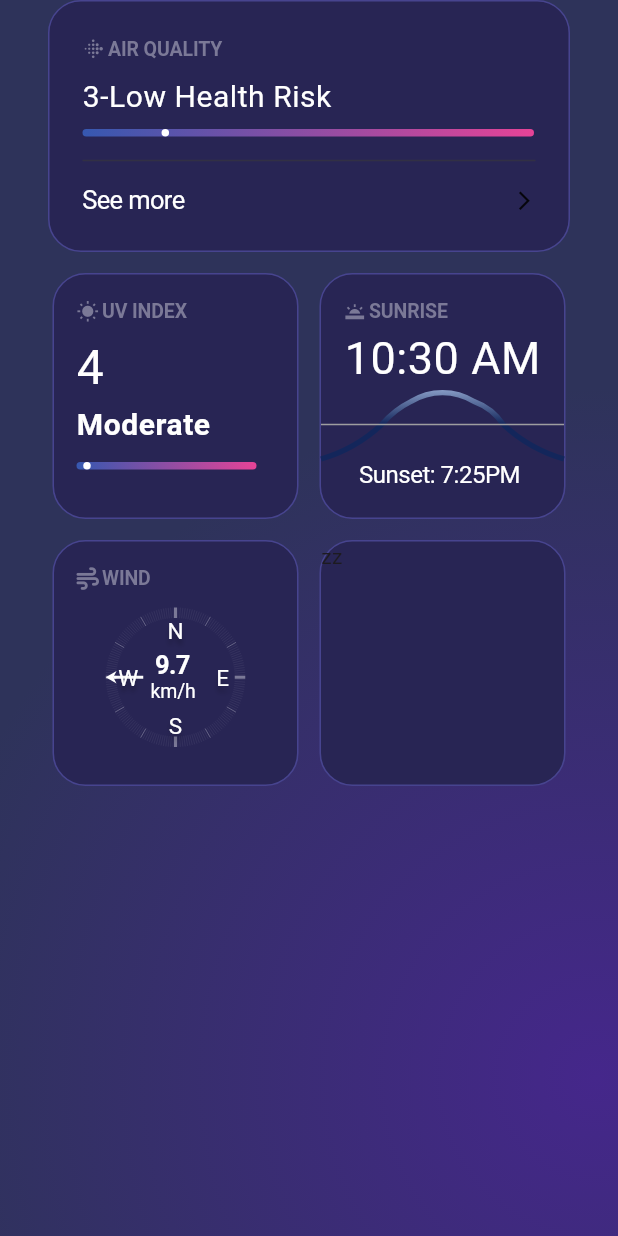
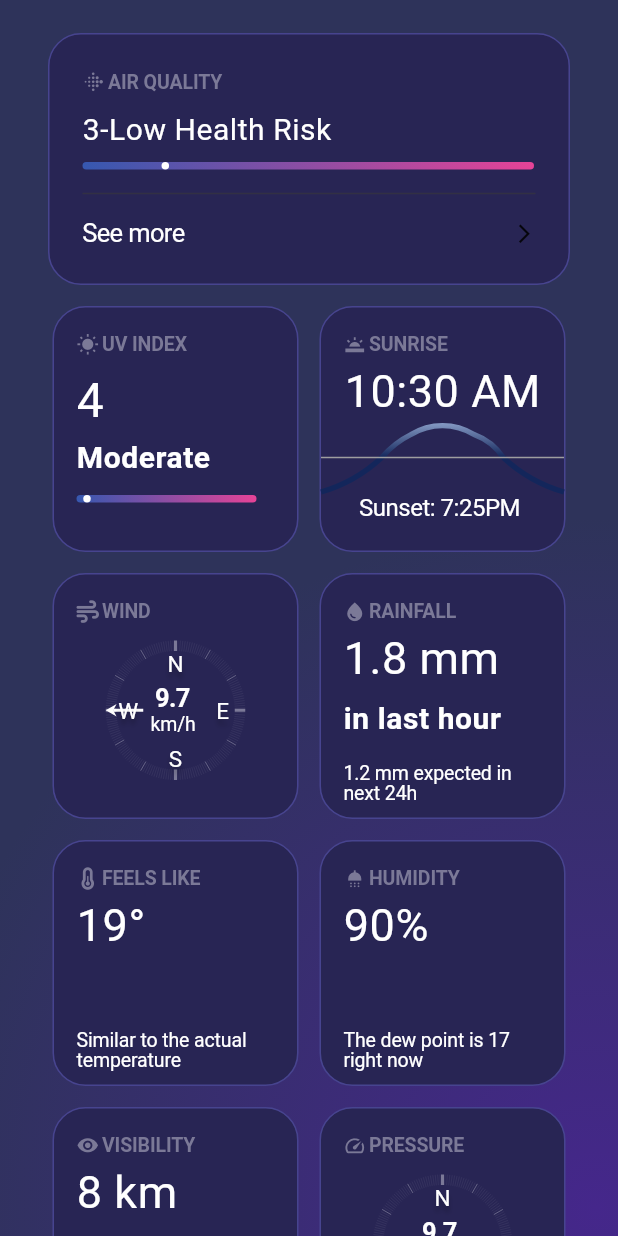
Before and after one commit to IgorsBlagodjors/weather_app, a Flutter app: the screen it shows after launch, on a phone screen of 412 x 824 dp. Run offline on Flutter 3.47's test engine with Material 3 defaults, Android fonts, the phone set to English and light mode, and no system bars; our stand-ins replace font_awesome_flutter; Roboto replaces fonts that are missing (SF Pro Display, SF Pro Text).

Commit message:
working with weather details page

```diff
--- a/lib/presentation/weather_details_page.dart
+++ b/lib/presentation/weather_details_page.dart
@@ -1,9 +1,11 @@
 import 'package:flutter/material.dart';
+import 'package:font_awesome_flutter/font_awesome_flutter.dart';
 import 'package:weather_app/design_system/app_colors.dart';
 import 'package:weather_app/presentation/widgets/air_quality.dart';
+import 'package:weather_app/presentation/widgets/pressure.dart';
 import 'package:weather_app/presentation/widgets/sunrise.dart';
 import 'package:weather_app/presentation/widgets/uv_index.dart';
-import 'package:weather_app/presentation/widgets/weather_details_container.dart';
+import 'package:weather_app/presentation/widgets/weather_details_fixed_size.dart';
 import 'package:weather_app/presentation/widgets/wind.dart';
 
 class WeatherDetailsPage extends StatelessWidget {
@@ -13,7 +15,8 @@ class WeatherDetailsPage extends StatelessWidget {
   Widget build(BuildContext context) {
     return SafeArea(
       child: Scaffold(
-        body: Container(
+        body: SingleChildScrollView(
+          child: Container(
             decoration: BoxDecoration(
               gradient: const RadialGradient(
                 center: Alignment(0.9307, 0.7431),
@@ -38,7 +41,9 @@ class WeatherDetailsPage extends StatelessWidget {
                 ),
               ],
             ),
-          child: const Column(
+            child: const Padding(
+              padding: EdgeInsets.symmetric(vertical: 22),
+              child: Column(
                 crossAxisAlignment: CrossAxisAlignment.center,
                 children: [
                   AirQuality(),
@@ -65,17 +70,58 @@ class WeatherDetailsPage extends StatelessWidget {
                       SizedBox(
                         width: 14,
                       ),
-                  WeatherDetailsContainer(
-                    width: 164,
-                    height: 164,
-                    child: Text('zz'),
+                      WeatherDetailsFixedSize(
+                        title: 'RAINFALL',
+                        titleIcon: Icons.water_drop,
+                        description: '1.2 mm expected in next 24h',
+                        indications: '1.8 mm',
+                        additionalDescription: 'in last hour',
+                      )
+                    ],
                   ),
+                  SizedBox(height: 14),
+                  Row(
+                    mainAxisAlignment: MainAxisAlignment.center,
+                    children: [
+                      WeatherDetailsFixedSize(
+                        titleIcon: FontAwesomeIcons.temperatureHalf,
+                        title: 'FEELS LIKE',
+                        indications: '19°',
+                        description: 'Similar to the actual temperature',
+                      ),
+                      SizedBox(
+                        width: 14,
+                      ),
+                      WeatherDetailsFixedSize(
+                        titleIcon: Icons.shower,
+                        title: 'HUMIDITY',
+                        indications: '90%',
+                        description: 'The dew point is 17 right now',
+                      ),
+                    ],
+                  ),
+                  SizedBox(height: 14),
+                  Row(
+                    mainAxisAlignment: MainAxisAlignment.center,
+                    children: [
+                      WeatherDetailsFixedSize(
+                        titleIcon: Icons.visibility_sharp,
+                        title: 'VISIBILITY',
+                        indications: '8 km',
+                        description: 'Similar to the actual temperature',
+                      ),
+                      SizedBox(
+                        width: 14,
+                      ),
+                      Pressure(),
                     ],
                   ),
                 ],
               ),
             ),
           ),
+        ),
+      ),
     );
   }
 }
--- /dev/null
+++ b/lib/presentation/widgets/pressure.dart
@@ -0,0 +1,46 @@
+import 'package:flutter/material.dart';
+import 'package:weather_app/design_system/app_colors.dart';
+import 'package:weather_app/design_system/app_styles.dart';
+import 'package:weather_app/presentation/widgets/weather_details_container.dart';
+import 'package:weather_app/presentation/widgets/wind.dart';
+
+class Pressure extends StatelessWidget {
+  const Pressure({super.key});
+
+  @override
+  Widget build(BuildContext context) {
+    return WeatherDetailsContainer(
+      width: 164,
+      height: 164,
+      child: Padding(
+        padding: const EdgeInsets.all(15),
+        child: Column(
+          crossAxisAlignment: CrossAxisAlignment.start,
+          children: [
+            Row(
+              children: [
+                const Icon(Icons.speed,
+                    size: 15, color: AppColors.weatherDetailsSubheadline),
+                const SizedBox(
+                  width: 2,
+                ),
+                Text(
+                  'PRESSURE',
+                  style: AppStyles.boldFootnote.copyWith(
+                    color: AppColors.weatherDetailsSubheadline,
+                  ),
+                ),
+              ],
+            ),
+            Center(
+              child: CustomPaint(
+                painter: WindDirectionPainter(degrees: 180),
+                size: const Size(113, 113),
+              ),
+            ),
+          ],
+        ),
+      ),
+    );
+  }
+}
--- /dev/null
+++ b/lib/presentation/widgets/weather_details_fixed_size.dart
@@ -0,0 +1,89 @@
+import 'package:flutter/material.dart';
+import 'package:weather_app/design_system/app_colors.dart';
+import 'package:weather_app/design_system/app_styles.dart';
+import 'package:weather_app/presentation/widgets/weather_details_container.dart';
+
+class WeatherDetailsFixedSize extends StatelessWidget {
+  final String title;
+  final IconData titleIcon;
+  final String description;
+  final String? additionalDescription;
+  final String indications;
+  const WeatherDetailsFixedSize({
+    super.key,
+    required this.title,
+    required this.titleIcon,
+    required this.description,
+    required this.indications,
+    this.additionalDescription,
+  });
+
+  @override
+  Widget build(BuildContext context) {
+    return WeatherDetailsContainer(
+      width: 164,
+      height: 164,
+      child: Padding(
+        padding: const EdgeInsets.only(top: 15, left: 15, right: 15),
+        child: Column(
+          crossAxisAlignment: CrossAxisAlignment.start,
+          children: [
+            Row(
+              children: [
+                Icon(
+                  titleIcon,
+                  color: AppColors.weatherDetailsSubheadline,
+                  size: 15,
+                ),
+                const SizedBox(
+                  width: 2,
+                ),
+                Text(
+                  title,
+                  style: AppStyles.boldFootnote.copyWith(
+                    color: AppColors.weatherDetailsSubheadline,
+                  ),
+                ),
+              ],
+            ),
+            Expanded(
+              child: Text(
+                indications,
+                style: const TextStyle(
+                  fontFamily: 'SF Pro Display',
+                  fontSize: 30,
+                  fontWeight: FontWeight.w400,
+                  letterSpacing: 0.374,
+                  color: AppColors.darkPrimary,
+                ),
+              ),
+            ),
+            additionalDescription != null
+                ? Text(
+                    additionalDescription!,
+                    style: const TextStyle(
+                      fontFamily: 'SF Pro Display',
+                      height: 1.5,
+                      fontSize: 20,
+                      fontWeight: FontWeight.w600,
+                      letterSpacing: 0.38,
+                      color: AppColors.darkPrimary,
+                    ),
+                  )
+                : const SizedBox.shrink(),
+            const SizedBox(
+              height: 15,
+            ),
+            Padding(
+              padding: const EdgeInsets.only(bottom: 10),
+              child: Text(
+                description,
+                style: AppStyles.regularFootnote,
+              ),
+            ),
+          ],
+        ),
+      ),
+    );
+  }
+}
```
Lines whose indentation alone changed are shown as unchanged.
